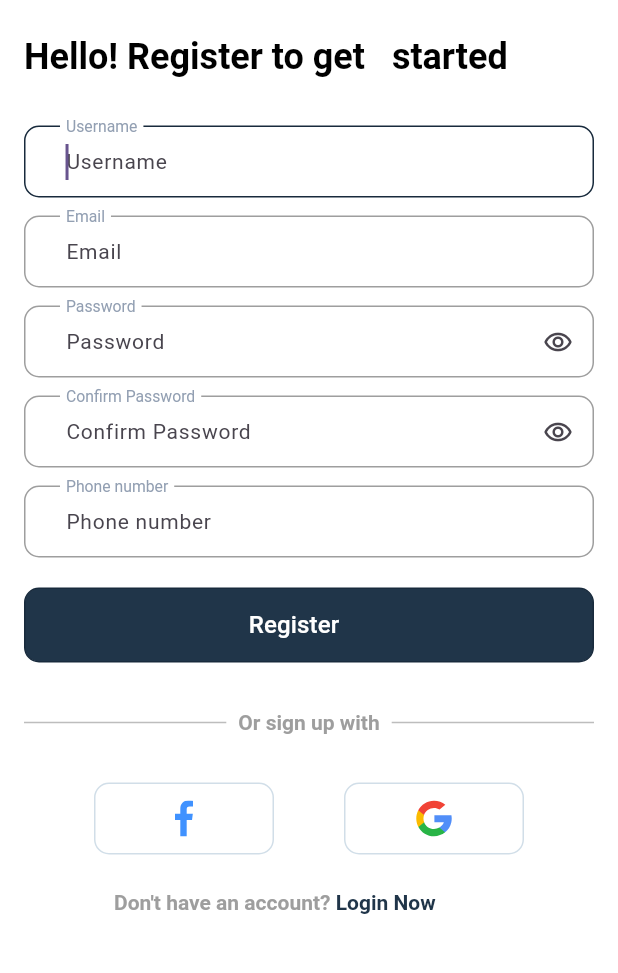
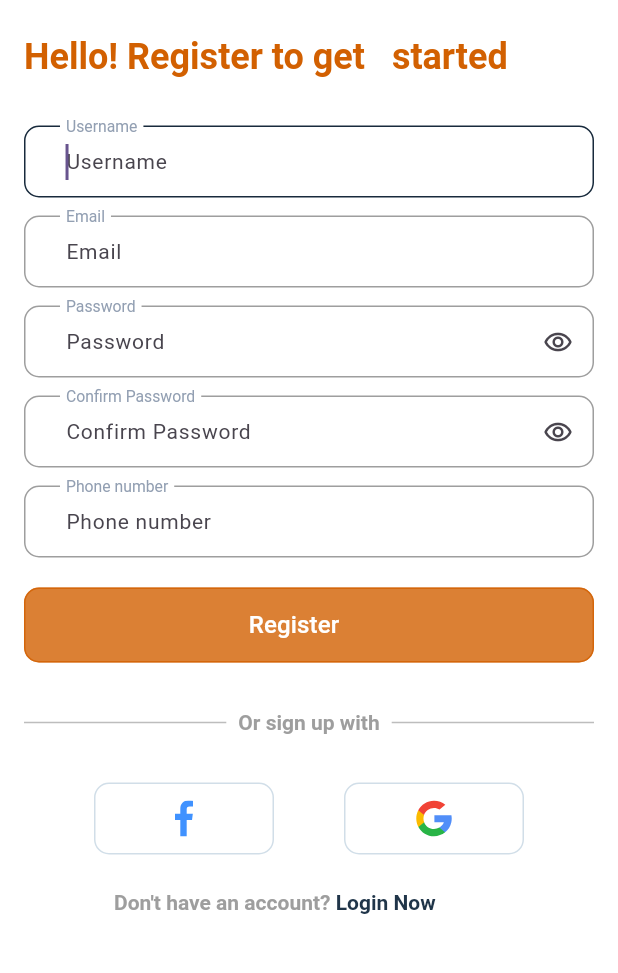
Before and after one commit to mohamedelkerba/Coffee-Mate, a Flutter app: the screen it shows after launch, after a tap on "Register", on a phone screen of 412 x 824 dp, the part 89-1062 px from its top. Run offline on Flutter 3.47's test engine with Material 3 defaults, Android fonts, the phone set to English and light mode, and no system bars; our stand-ins replace awesome_dialog, firebase_auth, firebase_core, flutter_svg, google_sign_in; accounts and stored records are empty.

Commit message:
intitial commit

```diff
--- a/lib/auth/MainPage.dart
+++ b/lib/auth/MainPage.dart
@@ -16,29 +16,20 @@ class _MainPageState extends State<MainPage> {
 
   @override
   Widget build(BuildContext context) {
-    return Scaffold(
-      backgroundColor: Colors.white,
-      body: Center(
-        child: Padding(
-          padding: const EdgeInsets.only(top: 40.0),
+    return Stack(
+      children: [
+        Image.asset(
+          "assets/images/background.png",
+          height: MediaQuery.of(context).size.height,
+          width: MediaQuery.of(context).size.width,
+          fit: BoxFit.cover,
+        ),
+        Center(
             child: Column(
-            mainAxisAlignment: MainAxisAlignment.start,
+              mainAxisAlignment: MainAxisAlignment.center,
               crossAxisAlignment: CrossAxisAlignment.center,
               children: [
-              const SizedBox(height: 70),
-               DefaultText(
-                text: 'Resume Builder',
-                 fontSize: 24,
-                  fontColor: Color(0xff203549),
-                  fontWeight: FontWeight.bold,
-                ),
-              const SizedBox(height: 20),
-              SvgPicture.asset(
-                'assets/images/login.svg',
-                fit: BoxFit.contain,
-                height: 200,
-              ),
-              const SizedBox(height: 70),
+                const SizedBox(height: 400),
                 CustomButton(
                   height: 48,
                   width: 342,
@@ -46,19 +37,19 @@ class _MainPageState extends State<MainPage> {
                   onPress: () {
                     Navigator.of(context).pushNamed('login');
                   },
-                borderColor: const Color(0xff182A3C),
+                  borderColor: const Color(0xffd26001).withOpacity(0.8),
                 ),
                 const SizedBox(height: 20),
                 CustomButton(
                   height: 48,
                   width: 342,
-                bgColor: Colors.white,
+                  bgColor: const Color(0xffd26001).withOpacity(0.1),
                   title: 'Register',
                   onPress: () {
                     Navigator.of(context).pushNamed('register');
                   },
-                color: const Color(0xff203549),
-                borderColor: Colors.black, // Optional black border
+                  color: const Color(0xffd26001),
+                  borderColor: const Color(0xffd26001).withOpacity(0.8), // Optional black border
                 ),
                 const SizedBox(height: 55),
                 MouseRegion(
@@ -69,18 +60,18 @@ class _MainPageState extends State<MainPage> {
                       Navigator.of(context).pushNamedAndRemoveUntil('homepage', (route) => false);
                     },
                     child: DefaultText(
-                   text:   'Continue as a guest',
+                      text:   'Continue as guest',
                       fontSize: 16,
-                      fontColor: Color(0xff203549),
+                      fontColor: const  Color(0xffd26001),
                       fontWeight: FontWeight.bold,
-                      textDecoration: TextDecoration.underline,
                     ),
                   ),
                 ),
               ],
             ),
           ),
-      ),
+
+      ],
     );
   }
 }
--- a/lib/auth/register.dart
+++ b/lib/auth/register.dart
@@ -1,3 +1,4 @@
+import 'package:awesome_dialog/awesome_dialog.dart';
 import 'package:firebase_auth/firebase_auth.dart';
 import 'package:flutter/gestures.dart';
 import 'package:flutter/material.dart';
@@ -53,7 +54,7 @@ class _RegisterPageState extends State<RegisterPage> {
                 DefaultText(
                   text: 'Hello! Register to get   started',
                   fontSize: 24,
-                  fontColor: Colors.black,
+                  fontColor:const Color(0xffd26001),
                   fontWeight: FontWeight.bold,
                 ),
                 const SizedBox(
@@ -193,7 +194,12 @@ class _RegisterPageState extends State<RegisterPage> {
                           email: email.text,
                           password: password.text,
                         );
+                        await credential.user!.sendEmailVerification();
+
                         Navigator.of(context).pushReplacementNamed('login');
+                        ScaffoldMessenger.of(context).showSnackBar(const SnackBar(
+                            backgroundColor: focusColor,
+                            content: Text('Your account created successfully you can login now')),);
                       } on FirebaseAuthException catch (e) {
                         String errorMessage;
                         if (e.code == 'weak-password') {
@@ -215,7 +221,7 @@ class _RegisterPageState extends State<RegisterPage> {
                       }
                     }
                   },
-                  borderColor: const Color(0xff182A3C),
+                  borderColor: const Color(0xffd26001).withOpacity(0.8),
                 ),
                 const SizedBox(
                   height: 32,
--- a/lib/core/colors.dart
+++ b/lib/core/colors.dart
@@ -270,6 +270,11 @@ const loginRequiredText= Color(0xff274268);
 const saveButtonText= Color(0xff1762CB);
 const scaffoldBack= Color(0xff333739);
 const background= Color(0xffF5F7FA);
+const caffeColor = Color(0xffF8F4E1);
+const caffColor = Color(0xffAF8F6F);
+const cafColor = Color(0xff74512D);
+const caColor = Color(0xff543310);
+
 
 //const cloudBackground= Color(0xffF5F9FE);
 
--- a/lib/core/widgets/customButton.dart
+++ b/lib/core/widgets/customButton.dart
@@ -29,7 +29,7 @@ class CustomButton extends StatelessWidget {
         width: width,
         height: height,
         decoration: BoxDecoration(
-          color: bgColor ?? const Color(0xff203549),
+          color: bgColor ?? const Color(0xffd26001).withOpacity(0.8),
           borderRadius: BorderRadius.circular(10),
           border: borderColor != null
               ? Border.all(color: borderColor!)
--- a/pubspec.yaml
+++ b/pubspec.yaml
@@ -45,6 +45,9 @@ dependencies:
   firebase_core_web: ^2.17.2
   firebase_core_platform_interface: ^5.1.0
   awesome_dialog: ^3.2.1
+  flutter_facebook_auth: ^7.0.1
+  image_picker: ^1.1.2
+
 
   # for firebase
 
@@ -75,7 +78,6 @@ flutter:
   # To add assets to your application, add an assets section, like this:
   assets:
     - assets/images/
-
   # An image asset can refer to one or more resolution-specific "variants", see
   # https://flutter.dev/assets-and-images/#resolution-aware
 
```
Also changed, not shown: lib/auth/login.dart (+78 -34 lines), lib/homePage.dart (+16 -18 lines), lib/main.dart (+4 -3 lines), assets/images/background.png (added), assets/images/coffee.png (added), assets/images/coffeeCup.jpg (added), lib/core/coffee.dart (added), pubspec.lock. Lines whose indentation alone changed are shown as unchanged.
